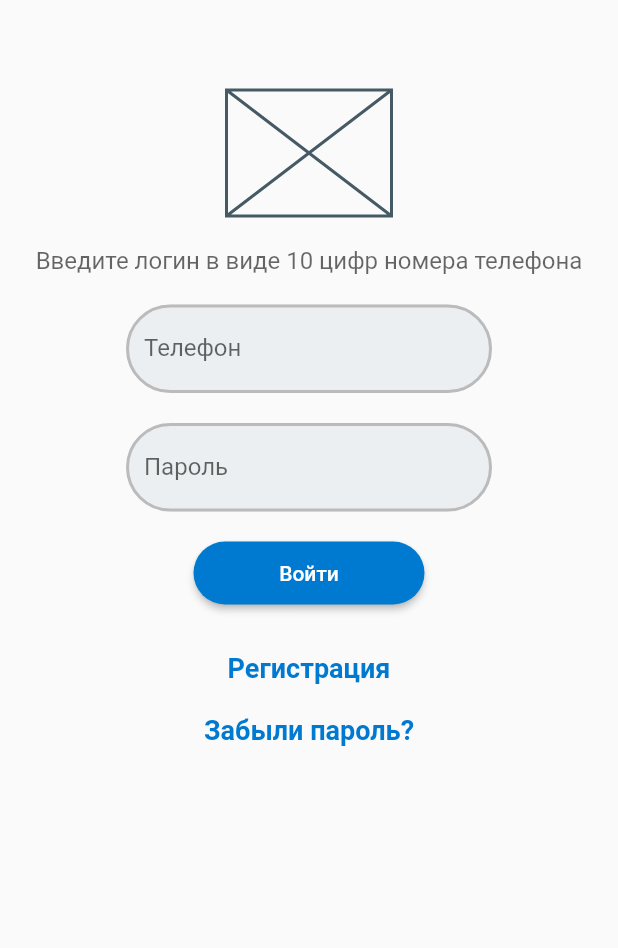
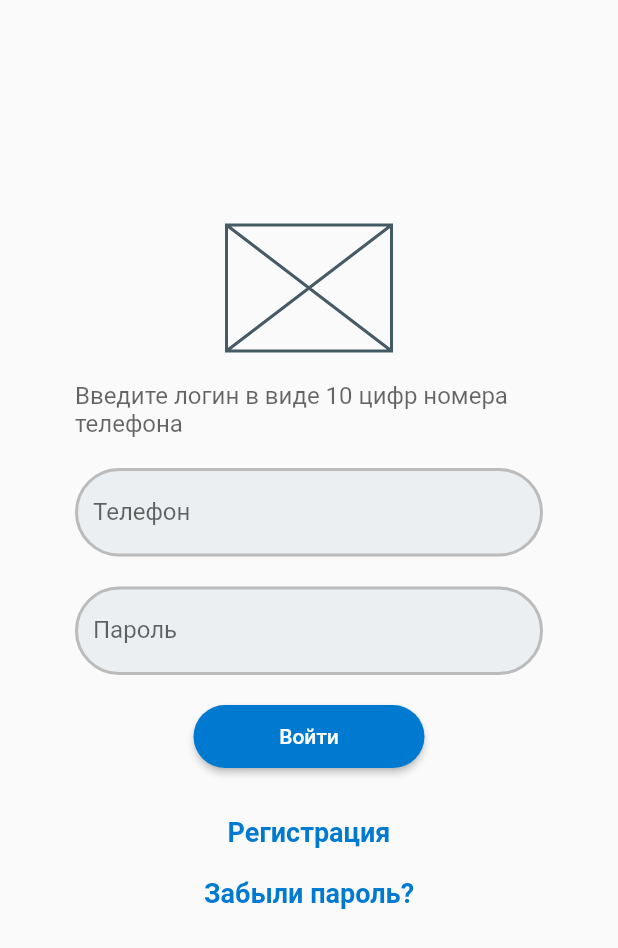
Before and after one commit to YriiBlackMsk/study, a Flutter app: the screen it shows after launch, on a phone screen of 412 x 824 dp. Shown: the top 948 px of the screen. Run offline on Flutter 3.47's test engine with Material 2 defaults, Android fonts, the phone set to English and light mode, and no system bars.

Commit message:
кейс 2.1 пройден

```diff
--- /dev/null
+++ b/lib/expanded_demo_screen.dart
@@ -0,0 +1,21 @@
+import 'package:flutter/material.dart';
+
+class ExpandedDemoScreen extends StatelessWidget {
+  const ExpandedDemoScreen({Key? key}) : super(key: key);
+
+  @override
+  Widget build(BuildContext context) {
+    return MaterialApp(
+      home: Scaffold(
+        appBar: AppBar(),
+        body: Row(
+          children: [
+            Expanded(child: Text('Очень Очень Очень Очень Очень Очень Очень Очень Очень Очень Очень длинный текст',
+         style: TextStyle(fontSize: 18),
+          ))
+          ],
+        ),
+      ),
+    );
+  }
+}
--- a/lib/main.dart
+++ b/lib/main.dart
@@ -1,4 +1,5 @@
 import 'package:flutter/material.dart';
+import 'package:flutter/services.dart';
 
 void main() {
   runApp(const MyApp());
@@ -23,15 +24,18 @@ class MyApp extends StatelessWidget {
       home: Scaffold(
           body: Container(
             width: double.infinity,
+            height: double.infinity,
+            padding: EdgeInsets.symmetric(horizontal: 50),
+            child: SingleChildScrollView(
               child: Column(children: [
-              SizedBox(height: 60,),
+                SizedBox(height: 150,),
                 SizedBox(width: 110, height: 84, child: Placeholder(),),
                 SizedBox(height: 20,),
                 Text('Введите логин в виде 10 цифр номера телефона',
                   style: TextStyle(fontSize: 16, color: Color.fromRGBO(0, 0, 0, 0.6) ),),
                 SizedBox(height: 20,),
-              const SizedBox(width: 244,
-                child: TextField(
+                TextField(
+                  keyboardType: TextInputType.phone,
                   decoration: InputDecoration(
                     filled: true,
                     fillColor: Color(0xFFeceff1),
@@ -40,10 +44,8 @@ class MyApp extends StatelessWidget {
                     labelText: 'Телефон',
                   ),
                 ),
-              ),
                 SizedBox(height: 20,),
-              const SizedBox(width: 244,
-                child: TextField(
+                TextField(
                   obscureText: true,
                   decoration: InputDecoration(
                     filled: true,
@@ -51,7 +53,6 @@ class MyApp extends StatelessWidget {
                     enabledBorder: borderStyle,
                     focusedBorder: borderStyle,
                     labelText: 'Пароль',
-                  ),
                   ),
                 ),
                 SizedBox(height: 20,),
@@ -73,6 +74,7 @@ class MyApp extends StatelessWidget {
                 InkWell(child: Text('Забыли пароль?',
                   style: LinkTextStyle,), onTap: () {}),
               ],),
+            ),
           )
       ),
     );
```
Lines whose indentation alone changed are shown as unchanged.
